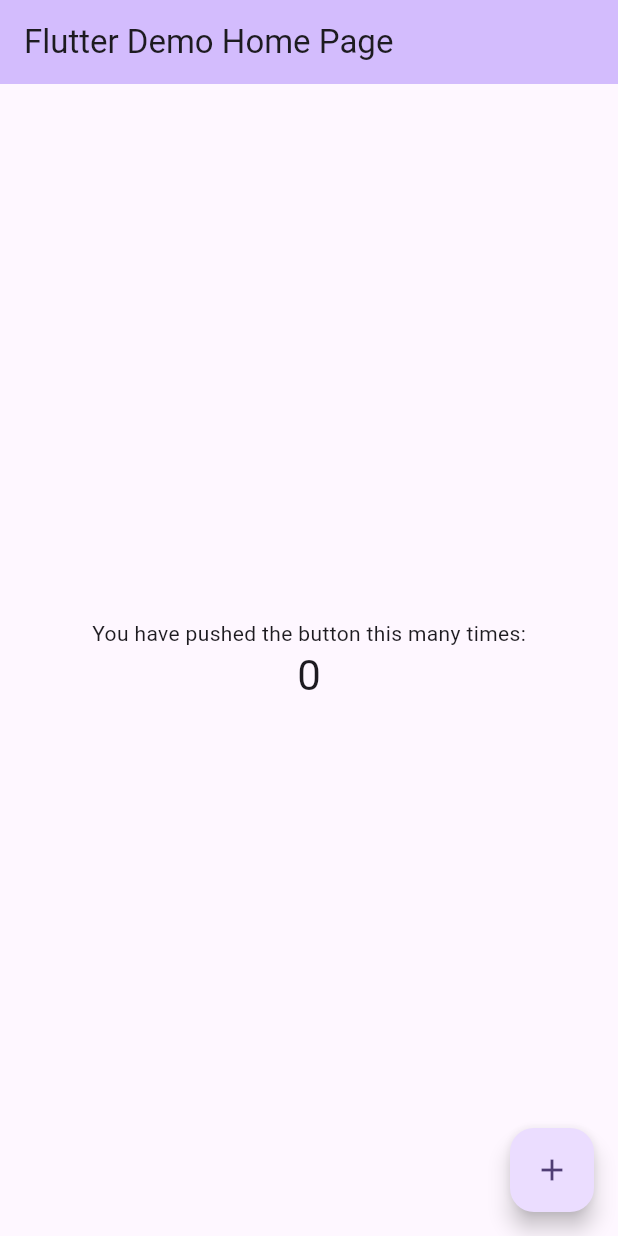
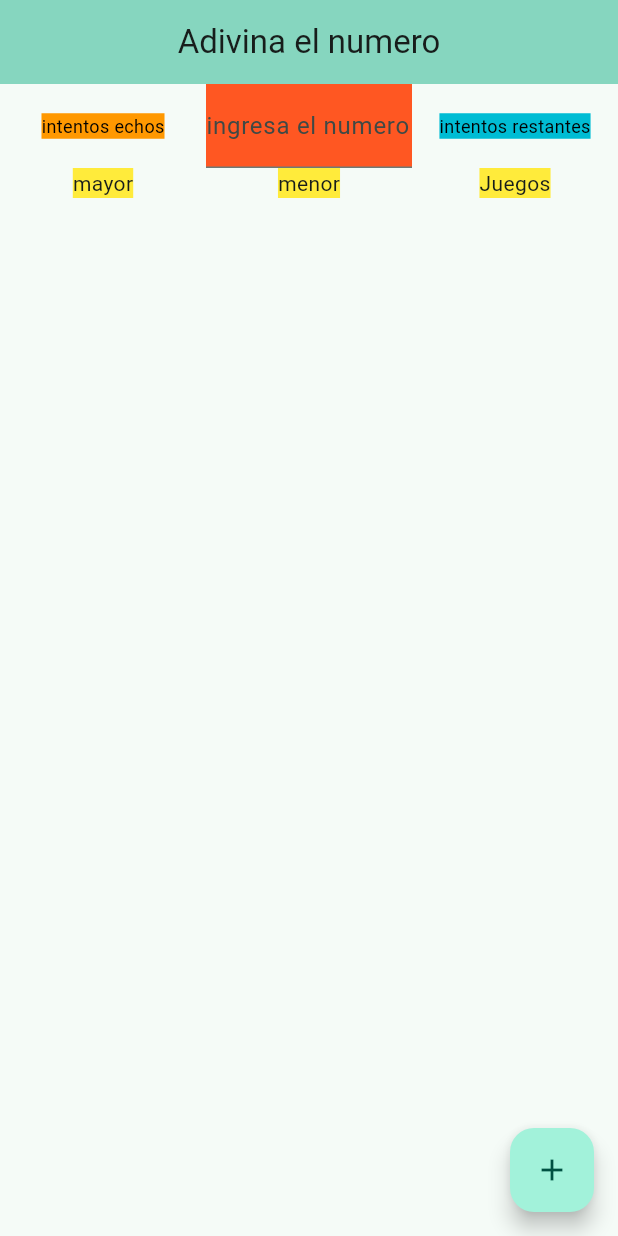
Before and after one commit to Emmanuelcy52/AdivinaElNumero, a Flutter app: the screen it shows after launch, on a phone screen of 412 x 824 dp. Run offline on Flutter 3.47's test engine with Material 3 defaults, Android fonts, the phone set to English and light mode, and no system bars.

Commit message:
Principios de la creación de la interfaz principal con algunos cambios, aún no se implementa lógica hasta el momento.

```diff
--- a/lib/main.dart
+++ b/lib/main.dart
@@ -11,42 +11,18 @@
   @override
   Widget build(BuildContext context) {
     return MaterialApp(
-      title: 'Flutter Demo',
+      title: 'Adivina el numero demo',
       theme: ThemeData(
-        // This is the theme of your application.
-        //
-        // TRY THIS: Try running your application with "flutter run". You'll see
-        // the application has a purple toolbar. Then, without quitting the app,
-        // try changing the seedColor in the colorScheme below to Colors.green
-        // and then invoke "hot reload" (save your changes or press the "hot
-        // reload" button in a Flutter-supported IDE, or press "r" if you used
-        // the command line to start the app).
-        //
-        // Notice that the counter didn't reset back to zero; the application
-        // state is not lost during the reload. To reset the state, use hot
-        // restart instead.
-        //
-        // This works for code too, not just values: Most code changes can be
-        // tested with just a hot reload.
-        colorScheme: ColorScheme.fromSeed(seedColor: Colors.deepPurple),
+        colorScheme: ColorScheme.fromSeed(seedColor: Colors.tealAccent),
         useMaterial3: true,
       ),
-      home: const MyHomePage(title: 'Flutter Demo Home Page'),
+      home: const MyHomePage(title: 'Adivina el numero'),
     );
   }
 }
 
 class MyHomePage extends StatefulWidget {
   const MyHomePage({super.key, required this.title});
-
-  // This widget is the home page of your application. It is stateful, meaning
-  // that it has a State object (defined below) that contains fields that affect
-  // how it looks.
-
-  // This class is the configuration for the state. It holds the values (in this
-  // case the title) provided by the parent (in this case the App widget) and
-  // used by the build method of the State. Fields in a Widget subclass are
-  // always marked "final".
 
   final String title;
 
@@ -59,59 +35,104 @@
 
   void _incrementCounter() {
     setState(() {
-      // This call to setState tells the Flutter framework that something has
-      // changed in this State, which causes it to rerun the build method below
-      // so that the display can reflect the updated values. If we changed
-      // _counter without calling setState(), then the build method would not be
-      // called again, and so nothing would appear to happen.
       _counter++;
     });
   }
 
   @override
   Widget build(BuildContext context) {
-    // This method is rerun every time setState is called, for instance as done
-    // by the _incrementCounter method above.
-    //
-    // The Flutter framework has been optimized to make rerunning build methods
-    // fast, so that you can just rebuild anything that needs updating rather
-    // than having to individually change instances of widgets.
     return Scaffold(
       appBar: AppBar(
-        // TRY THIS: Try changing the color here to a specific color (to
-        // Colors.amber, perhaps?) and trigger a hot reload to see the AppBar
-        // change color while the other colors stay the same.
         backgroundColor: Theme.of(context).colorScheme.inversePrimary,
-        // Here we take the value from the MyHomePage object that was created by
-        // the App.build method, and use it to set our appbar title.
         title: Text(widget.title),
+        centerTitle: true,
       ),
       body: Center(
-        // Center is a layout widget. It takes a single child and positions it
-        // in the middle of the parent.
         child: Column(
-          // Column is also a layout widget. It takes a list of children and
-          // arranges them vertically. By default, it sizes itself to fit its
-          // children horizontally, and tries to be as tall as its parent.
-          //
-          // Column has various properties to control how it sizes itself and
-          // how it positions its children. Here we use mainAxisAlignment to
-          // center the children vertically; the main axis here is the vertical
-          // axis because Columns are vertical (the cross axis would be
-          // horizontal).
-          //
-          // TRY THIS: Invoke "debug painting" (choose the "Toggle Debug Paint"
-          // action in the IDE, or press "p" in the console), to see the
-          // wireframe for each widget.
-          mainAxisAlignment: MainAxisAlignment.center,
+          mainAxisAlignment: MainAxisAlignment.start,
           children: <Widget>[
-            const Text(
-              'You have pushed the button this many times:',
+            Row(
+              mainAxisAlignment: MainAxisAlignment.center,
+              children: <Widget>[
+                Expanded(
+                  child: Column(
+                    crossAxisAlignment: CrossAxisAlignment.center,
+                    children: [
+                      Container(
+                        color: Colors.orange,
+                        child: Text(
+                          'intentos echos',
+                          style: TextStyle(fontSize: 12, color: Colors.black),
+                        ),
+                      ),
+                    ],
+                  ),
+                ),
+                Expanded(
+                  child: Column(
+                    crossAxisAlignment: CrossAxisAlignment.center,
+                    children: [
+                      Container(
+                        color: Colors.deepOrange,
+                        child: TextFormField(
+                          decoration: InputDecoration(
+                            labelText: 'ingresa el numero',
+                          ),
+                        ),
+                      ),
+                    ],
+                  ),
+                ),
+                Expanded(
+                  child: Column(
+                    crossAxisAlignment: CrossAxisAlignment.center,
+                    children: [
+                      Container(
+                        color: Colors.cyan,
+                        child: Text('intentos restantes',
+                            style:
+                                TextStyle(fontSize: 12, color: Colors.black)),
+                      )
+                    ],
+                  ),
+                ),
+              ],
             ),
-            Text(
-              '$_counter',
-              style: Theme.of(context).textTheme.headlineMedium,
-            ),
+            Row(mainAxisAlignment: MainAxisAlignment.center, children: <Widget>[
+              Expanded(
+                child: Column(
+                  crossAxisAlignment: CrossAxisAlignment.center,
+                  children: [
+                    Container(
+                      color: Colors.yellow,
+                      child: Text('mayor'),
+                    )
+                  ],
+                ),
+              ),
+              Expanded(
+                child: Column(
+                crossAxisAlignment: CrossAxisAlignment.center,
+                children: [
+                  Container(
+                    color: Colors.yellow,
+                    child: Text('menor'),
+                  )
+                ],
+              ),
+              ),
+              Expanded(
+                child: Column(
+                  crossAxisAlignment: CrossAxisAlignment.center,
+                  children: [
+                    Container(
+                      color: Colors.yellow,
+                      child: Text('Juegos'),
+                    )
+                  ],
+                ),
+              ),
+            ])
           ],
         ),
       ),
```
